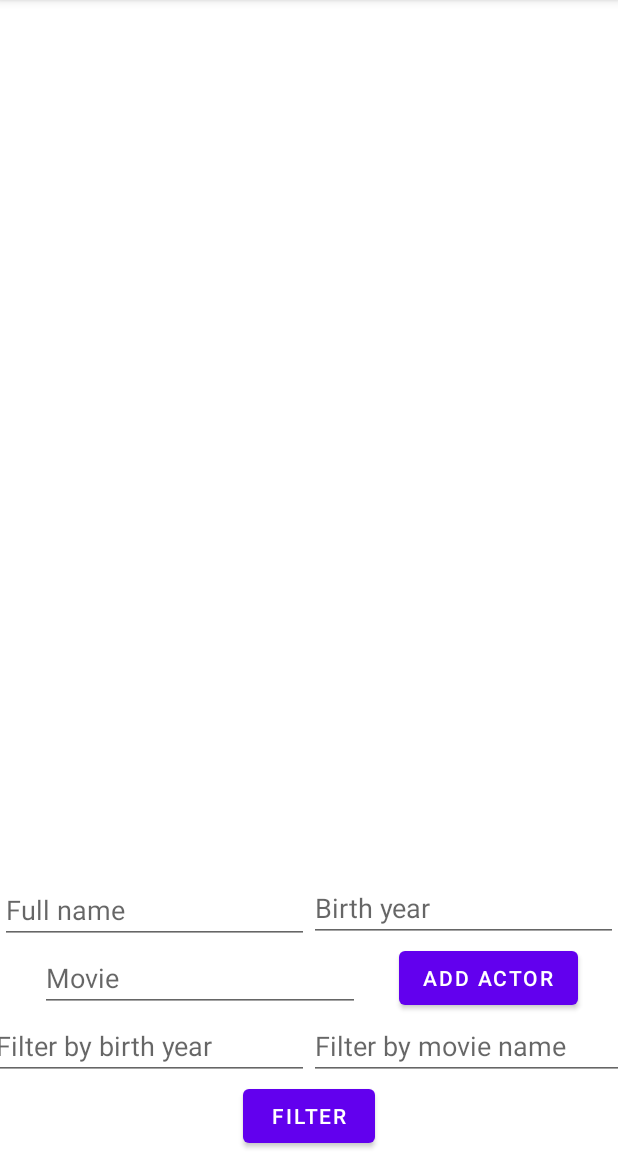
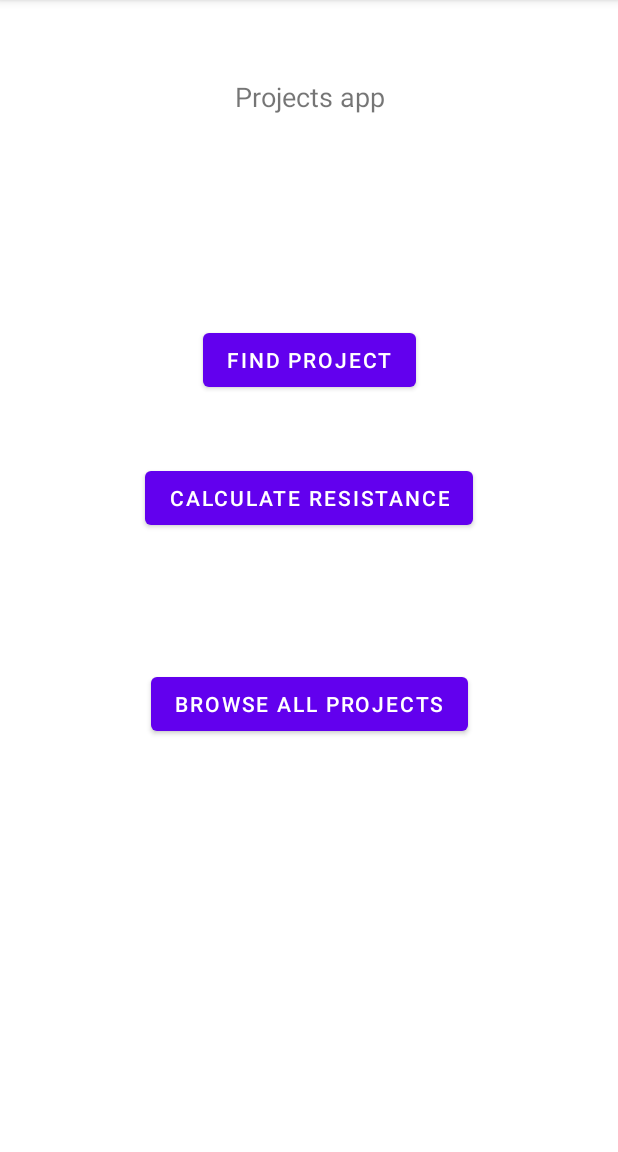
Before and after one commit to Double-Bonus/AppEmbeddedProjects, an Android app: the screen it shows after launch (MainActivity), on a phone screen of 412 x 824 dp, the part 84-1236 px from its top. Run offline under Robolectric (Android 15) with nearby library versions, the phone set to English and light mode, and no system bars; our stand-ins replace data binding.

Commit message:
nav works but seems crashing

```diff
--- a/app/build.gradle
+++ b/app/build.gradle
@@ -56,9 +56,14 @@ dependencies {
     androidTestImplementation 'androidx.test.ext:junit:1.1.2'
     androidTestImplementation 'androidx.test.espresso:espresso-core:3.3.0'
 
+    implementation "androidx.navigation:navigation-fragment-ktx:2.3.3"
+    implementation "androidx.navigation:navigation-ui-ktx:2.3.3"
+
     implementation "androidx.room:room-runtime:2.2.6"
     kapt "androidx.room:room-compiler:2.2.6"
     implementation "androidx.room:room-ktx:2.2.6"
 
     implementation "androidx.fragment:fragment-ktx:1.3.2"
+
+
 }
--- /dev/null
+++ b/app/src/main/java/com/example/semesterproject/MainFragment.kt
@@ -0,0 +1,52 @@
+package com.example.semesterproject
+
+import android.os.Bundle
+import androidx.fragment.app.Fragment
+import android.view.LayoutInflater
+import android.view.View
+import android.view.ViewGroup
+import android.widget.Button
+import androidx.navigation.findNavController
+import com.example.semesterproject.databinding.FragmentMainBinding
+
+
+
+/**
+ * A simple [Fragment] subclass.
+ * Use the [MainFragment.newInstance] factory method to
+ * create an instance of this fragment.
+ */
+class MainFragment : Fragment() {
+
+    lateinit var binding : FragmentMainBinding
+
+    override fun onCreateView(inflater: LayoutInflater, container: ViewGroup?,
+                              savedInstanceState: Bundle?
+    ): View? {
+        binding = FragmentMainBinding.inflate(inflater,
+            container, false)
+        /*
+        val view = inflater.inflate(R.layout.fragment_main, container, false)
+        view.findViewById<Button>(R.id.btn_findProject).setOnClickListener {
+            view.findNavController().navigate(R.id.action_mainFragment_to_projectsFragment)
+        }
+        return view
+        */
+
+        binding.btnFindProject.setOnClickListener{
+            binding.root.findNavController().navigate(R.id.action_mainFragment_to_projectsFragment)
+        }
+        return binding.root
+/*
+        binding.btnFindProject.setOnClickListener {
+            //val action = ProjectsFragmentDirections.actionMainFragmentToMovieFragment()
+            val action = MainFragmentDirections.actionMainFragmentToProjectsFragment()
+            binding.root.findNavController().navigate(action)
+        }
+
+        return binding.root
+
+ */
+    }
+
+}
--- a/app/src/main/java/com/example/semesterproject/ProjectAdapter.kt
+++ b/app/src/main/java/com/example/semesterproject/ProjectAdapter.kt
@@ -9,18 +9,18 @@ import androidx.recyclerview.widget.RecyclerView
 import com.example.semesterproject.databinding.ItemProjectBinding
 
 
-class ProjectAdapter(val clickListener: ActorClickListener) :
-        ListAdapter<Project, ProjectAdapter.ViewHolder>(ActorDiffCallback()) {
+class ProjectAdapter(val clickListener: ProjectClickListener) :
+        ListAdapter<Project, ProjectAdapter.ViewHolder>(ProjectDiffCallback()) {
 
     class ViewHolder(val binding: ItemProjectBinding) :
             RecyclerView.ViewHolder(binding.root) {
-        fun bind(project: Project, clickListener: ActorClickListener) {
+        fun bind(project: Project, clickListener: ProjectClickListener) {
             binding.project = project
             binding.clickListener = clickListener
         }
     }
 
-    class ActorDiffCallback : DiffUtil.ItemCallback<Project>() {
+    class ProjectDiffCallback : DiffUtil.ItemCallback<Project>() {
         override fun areItemsTheSame(oldItem: Project, newItem: Project): Boolean {
             return oldItem.projectId == newItem.projectId
         }
@@ -30,9 +30,9 @@ class ProjectAdapter(val clickListener: ActorClickListener) :
         }
     }
 
-    class ActorClickListener(val clickListener: (actor: Project) -> Unit) {
-        fun onClick(actor: Project) {
-            clickListener(actor)
+    class ProjectClickListener(val clickListener: (project: Project) -> Unit) {
+        fun onClick(project: Project) {
+            clickListener(project)
         }
     }
 
--- a/app/src/main/java/com/example/semesterproject/ProjectViewModel.kt
+++ b/app/src/main/java/com/example/semesterproject/ProjectViewModel.kt
@@ -10,21 +10,22 @@ import kotlinx.coroutines.launch
 
 class ProjectViewModel(context: Context) : ViewModel() {
     private val _projects = MutableLiveData<List<Project>>()
-    val actors: LiveData<List<Project>>
+    val projects: LiveData<List<Project>>
         get() = _projects
 
-    val database = Room.databaseBuilder(context, ProjectDatabase::class.java, "actors").build()
+    val database = Room.databaseBuilder(context, ProjectDatabase::class.java, "projects").build()
 
     init {
-        getAllActors()
+        getAllProjects()
     }
 
-    fun getAllActors() {
+    fun getAllProjects() {
         viewModelScope.launch {
             _projects.postValue(database.projectDao().getAll())
         }
     }
 
+    //TODO !!!!
     fun addActor(fullName: String?, birthYear: String?, movie: String?) {
         if (fullName != null && birthYear != null && movie != null) {
             birthYear.toIntOrNull()?.let {
@@ -32,19 +33,20 @@ class ProjectViewModel(context: Context) : ViewModel() {
                 false)
                 viewModelScope.launch {
                     database.projectDao().insertActor(actor)
-                    getAllActors()
+                    getAllProjects()
                 }
             }
         }
     }
 
+    //TODO !!!!
     fun filter(year: String?, movie: String?) {
         if (!year.isNullOrEmpty()) {
             getAllYounger(year)
         } else if (!movie.isNullOrEmpty()) {
             getAllFromMovie(movie)
         } else {
-            getAllActors()
+            getAllProjects()
         }
     }
 
@@ -64,10 +66,10 @@ class ProjectViewModel(context: Context) : ViewModel() {
         }
     }
 
-    fun deleteActor(actor: Project) {
+    fun deleteActor(project: Project) {
         viewModelScope.launch {
-            database.projectDao().deleteActor(actor)
-            getAllActors()
+            database.projectDao().deleteActor(project)
+            getAllProjects()
         }
     }
 }
--- a/app/src/main/java/com/example/semesterproject/ProjectsFragment.kt
+++ b/app/src/main/java/com/example/semesterproject/ProjectsFragment.kt
@@ -20,15 +20,16 @@ class ProjectsFragment : Fragment() {
         binding.viewmodel = viewModel
         binding.lifecycleOwner = viewLifecycleOwner
 
-        val adapter = ProjectAdapter(ProjectAdapter.ActorClickListener {
+        val adapter = ProjectAdapter(ProjectAdapter.ProjectClickListener {
             viewModel.deleteActor(it)
         })
         binding.actorsRecyclerView.adapter = adapter
 
-        viewModel.actors.observe(viewLifecycleOwner) {
+        viewModel.projects.observe(viewLifecycleOwner) {
             adapter.submitList(it)
         }
 
+        // TODO !!!!!!!!!!
         binding.addBtn.setOnClickListener {
             viewModel.addActor(
                     binding.actorNameField.text.toString(),
@@ -36,7 +37,7 @@ class ProjectsFragment : Fragment() {
                     binding.movieTitleField.text.toString()
             )
         }
-
+        // TODO !!!!!!!!!!
         binding.filterBtn.setOnClickListener {
             viewModel.filter(
                     binding.birthYearField.text.toString(),
--- a/app/src/main/res/layout/activity_main.xml
+++ b/app/src/main/res/layout/activity_main.xml
@@ -8,12 +8,15 @@
 
     <fragment
         android:id="@+id/fragment"
-        android:name="com.example.semesterproject.ProjectsFragment"
+        android:name="com.example.semesterproject.MainFragment"
         android:layout_width="0dp"
         android:layout_height="0dp"
         app:layout_constraintBottom_toBottomOf="parent"
         app:layout_constraintEnd_toEndOf="parent"
         app:layout_constraintStart_toStartOf="parent"
-        app:layout_constraintTop_toTopOf="parent" />
+        app:layout_constraintTop_toTopOf="parent"
 
+        app:defaultNavHost="true"
+        app:navGraph="@navigation/nav_graph"
+        />
 </androidx.constraintlayout.widget.ConstraintLayout>
--- /dev/null
+++ b/app/src/main/res/layout/fragment_main.xml
@@ -0,0 +1,56 @@
+<?xml version="1.0" encoding="utf-8"?>
+<layout xmlns:android="http://schemas.android.com/apk/res/android"
+    xmlns:app="http://schemas.android.com/apk/res-auto"
+    xmlns:tools="http://schemas.android.com/tools">
+
+    <data>
+
+    </data>
+
+    <androidx.constraintlayout.widget.ConstraintLayout
+        android:layout_width="match_parent"
+        android:layout_height="match_parent"
+        tools:context=".MainFragment">
+
+        <TextView
+            android:id="@+id/textView4"
+            android:layout_width="wrap_content"
+            android:layout_height="wrap_content"
+            android:layout_marginTop="52dp"
+            android:text="Projects app"
+            android:textSize="18sp"
+            app:layout_constraintEnd_toEndOf="@+id/btn_findProject"
+            app:layout_constraintStart_toStartOf="@+id/btn_findProject"
+            app:layout_constraintTop_toTopOf="parent" />
+
+        <Button
+            android:id="@+id/btn_findProject"
+            android:layout_width="wrap_content"
+            android:layout_height="wrap_content"
+            android:layout_marginBottom="504dp"
+            android:text="Find project"
+            app:layout_constraintBottom_toBottomOf="parent"
+            app:layout_constraintEnd_toEndOf="parent"
+            app:layout_constraintStart_toStartOf="parent" />
+
+        <Button
+            android:id="@+id/btn_resistance"
+            android:layout_width="wrap_content"
+            android:layout_height="wrap_content"
+            android:layout_marginTop="44dp"
+            android:text="Calculate resistance"
+            app:layout_constraintEnd_toEndOf="parent"
+            app:layout_constraintStart_toStartOf="parent"
+            app:layout_constraintTop_toBottomOf="@+id/btn_findProject" />
+
+        <Button
+            android:id="@+id/btn_allPrjcs"
+            android:layout_width="wrap_content"
+            android:layout_height="wrap_content"
+            android:layout_marginTop="89dp"
+            android:text="Browse all projects"
+            app:layout_constraintEnd_toEndOf="parent"
+            app:layout_constraintStart_toStartOf="parent"
+            app:layout_constraintTop_toBottomOf="@+id/btn_resistance" />
+    </androidx.constraintlayout.widget.ConstraintLayout>
+</layout>
--- a/app/src/main/res/layout/fragment_projects.xml
+++ b/app/src/main/res/layout/fragment_projects.xml
@@ -13,7 +13,7 @@
         android:id="@+id/frameLayout"
         android:layout_width="match_parent"
         android:layout_height="match_parent"
-        tools:context=".ActorsFragment">
+        tools:context=".ProjectsFragment">
 
         <androidx.recyclerview.widget.RecyclerView
             android:id="@+id/actors_recycler_view"
--- a/app/src/main/res/layout/item_project.xml
+++ b/app/src/main/res/layout/item_project.xml
@@ -10,7 +10,7 @@
             type="com.example.semesterproject.Project" />
         <variable
             name="clickListener"
-            type="com.example.semesterproject.ProjectAdapter.ActorClickListener" />
+            type="com.example.semesterproject.ProjectAdapter.ProjectClickListener" />
     </data>
 
     <androidx.constraintlayout.widget.ConstraintLayout
--- /dev/null
+++ b/app/src/main/res/navigation/nav_graph.xml
@@ -0,0 +1,25 @@
+<?xml version="1.0" encoding="utf-8"?>
+<navigation xmlns:android="http://schemas.android.com/apk/res/android"
+    xmlns:app="http://schemas.android.com/apk/res-auto"
+    xmlns:tools="http://schemas.android.com/tools"
+    android:id="@+id/nav_graph"
+    app:startDestination="@id/mainFragment">
+
+
+    <fragment
+        android:id="@+id/mainFragment"
+        android:name="com.example.semesterproject.MainFragment"
+        android:label="fragment_main"
+        tools:layout="@layout/fragment_main" >
+        <action
+            android:id="@+id/action_mainFragment_to_projectsFragment"
+            app:destination="@id/projectsFragment" />
+    </fragment>
+    <fragment
+        android:id="@+id/projectsFragment"
+        android:name="com.example.semesterproject.ProjectsFragment"
+        android:label="ProjectsFragment"
+        tools:layout="@layout/fragment_projects" >
+
+    </fragment>
+</navigation>
--- a/build.gradle
+++ b/build.gradle
@@ -11,6 +11,9 @@ buildscript {
 
         // NOTE: Do not place your application dependencies here; they belong
         // in the individual module build.gradle files
+
+        // The classpath of Safe Args plugin
+        classpath "androidx.navigation:navigation-safe-args-gradle-plugin:2.3.3"
     }
 }
 
```
